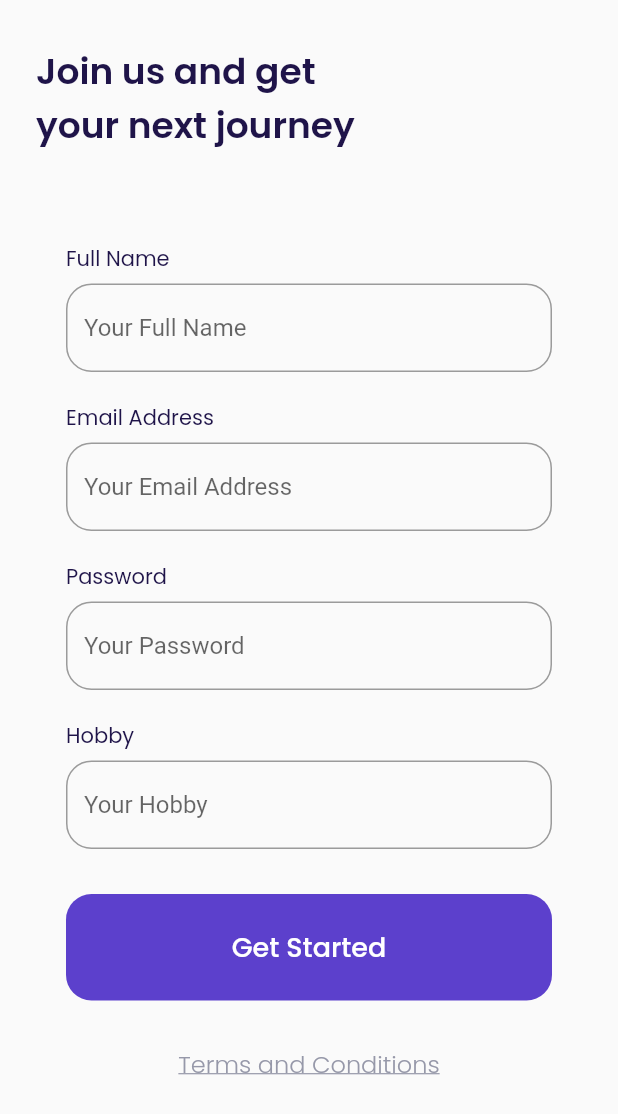
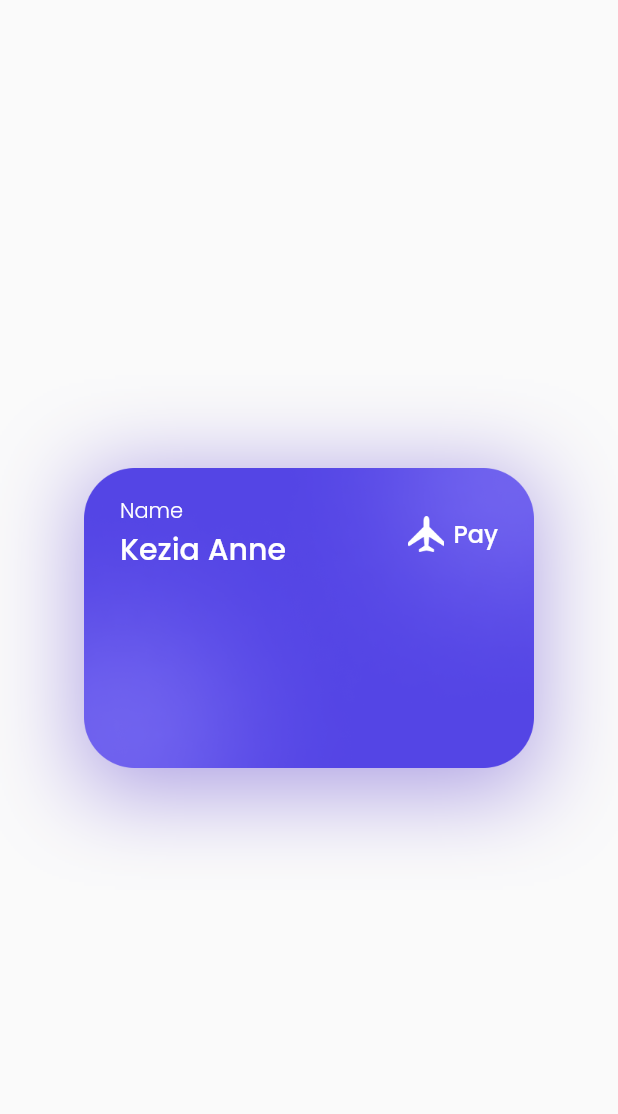
Before and after one commit to HarunNurahman/book-inn-air, a Flutter app: the SignUpPage screen opened by its route, after a tap on "Get Started", on a phone screen of 412 x 824 dp. Shown: the top 1114 px of the screen. Run offline on Flutter 3.47's test engine with Material 2 defaults, Android fonts, the phone set to English and light mode, and no system bars; our stand-ins replace device_preview, google_fonts.

Commit message:
Slicing UI Bonus Page

```diff
--- a/lib/main.dart
+++ b/lib/main.dart
@@ -1,3 +1,4 @@
+import 'package:book_inn_air/pages/bonus_page.dart';
 import 'package:book_inn_air/pages/get-started_page.dart';
 import 'package:book_inn_air/pages/sign-up_page.dart';
 import 'package:book_inn_air/pages/splash_page.dart';
@@ -24,6 +25,7 @@
         '/': (context) => const SplashPage(),
         '/get-started': (context) => const GetStartedPage(),
         '/sign-up': (context) => const SignUpPage(),
+        '/bonus': (context) => const BonusPage(),
       },
     );
   }
--- /dev/null
+++ b/lib/pages/bonus_page.dart
@@ -0,0 +1,81 @@
+import 'package:book_inn_air/shared/styles.dart';
+import 'package:flutter/material.dart';
+
+class BonusPage extends StatelessWidget {
+  const BonusPage({Key? key}) : super(key: key);
+
+  @override
+  Widget build(BuildContext context) {
+    // Bonus card
+    Widget _bonusCard() {
+      return Container(
+        width: 300,
+        height: 211,
+        padding: EdgeInsets.all(defaultMargin),
+        decoration: BoxDecoration(
+          image: const DecorationImage(
+            image: AssetImage('assets/images/img_card.png'),
+          ),
+          boxShadow: [
+            BoxShadow(
+              color: primaryColor.withOpacity(0.5),
+              blurRadius: 50,
+              offset: const Offset(0, 10),
+            ),
+          ],
+        ),
+        child: Column(
+          children: [
+            Row(
+              children: [
+                Expanded(
+                  child: Column(
+                    crossAxisAlignment: CrossAxisAlignment.start,
+                    children: [
+                      Text(
+                        'Name',
+                        style: whiteTextStyle.copyWith(
+                          fontWeight: light,
+                        ),
+                      ),
+                      Text(
+                        'Kezia Anne',
+                        style: whiteTextStyle.copyWith(
+                          fontSize: 20,
+                          fontWeight: medium,
+                        ),
+                      )
+                    ],
+                  ),
+                ),
+                Image.asset(
+                  'assets/images/app_logo.png',
+                  width: 24,
+                ),
+                const SizedBox(width: 6),
+                Text(
+                  'Pay',
+                  style: whiteTextStyle.copyWith(
+                    fontSize: 16,
+                    fontWeight: medium,
+                  ),
+                )
+              ],
+            )
+          ],
+        ),
+      );
+    }
+
+    return Scaffold(
+        backgroundColor: bgColor,
+        body: Center(
+          child: Column(
+            mainAxisAlignment: MainAxisAlignment.center,
+            children: [
+              _bonusCard(),
+            ],
+          ),
+        ));
+  }
+}
--- a/lib/pages/sign-up_page.dart
+++ b/lib/pages/sign-up_page.dart
@@ -6,29 +6,7 @@ class SignUpPage extends StatelessWidget {
 
   @override
   Widget build(BuildContext context) {
-    return Scaffold(
-      backgroundColor: bgColor,
-      body: SafeArea(
-        child: SingleChildScrollView(
-          child: Padding(
-            padding: EdgeInsets.symmetric(
-              horizontal: defaultMargin,
-              vertical: 30,
-            ),
-            child: Column(
-              crossAxisAlignment: CrossAxisAlignment.start,
-              children: [
-                _title(),
-                _inputSection(),
-                _tncButton(),
-              ],
-            ),
-          ),
-        ),
-      ),
-    );
-  }
-
+    // Header
     Widget _title() {
       return Text(
         'Join us and get\nyour next journey',
@@ -193,7 +171,9 @@ class SignUpPage extends StatelessWidget {
         return Container(
           width: double.infinity,
           child: TextButton(
-          onPressed: () {},
+            onPressed: () {
+              Navigator.pushNamed(context, '/bonus');
+            },
             style: TextButton.styleFrom(
                 backgroundColor: primaryColor,
                 shape: RoundedRectangleBorder(
@@ -215,6 +195,7 @@ class SignUpPage extends StatelessWidget {
         );
       }
 
+      // Input section
       return Container(
         margin: const EdgeInsets.only(top: 30),
         padding: const EdgeInsets.symmetric(
@@ -236,4 +217,28 @@ class SignUpPage extends StatelessWidget {
         ),
       );
     }
+
+    // Main body
+    return Scaffold(
+      backgroundColor: bgColor,
+      body: SafeArea(
+        child: SingleChildScrollView(
+          child: Padding(
+            padding: EdgeInsets.symmetric(
+              horizontal: defaultMargin,
+              vertical: 30,
+            ),
+            child: Column(
+              crossAxisAlignment: CrossAxisAlignment.start,
+              children: [
+                _title(),
+                _inputSection(),
+                _tncButton(),
+              ],
+            ),
+          ),
+        ),
+      ),
+    );
   }
+}
```
Lines whose indentation alone changed are shown as unchanged.
